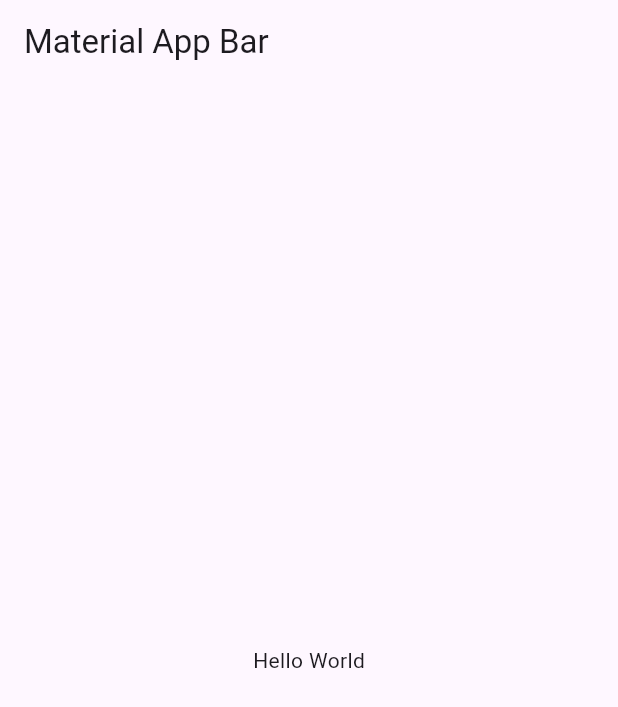
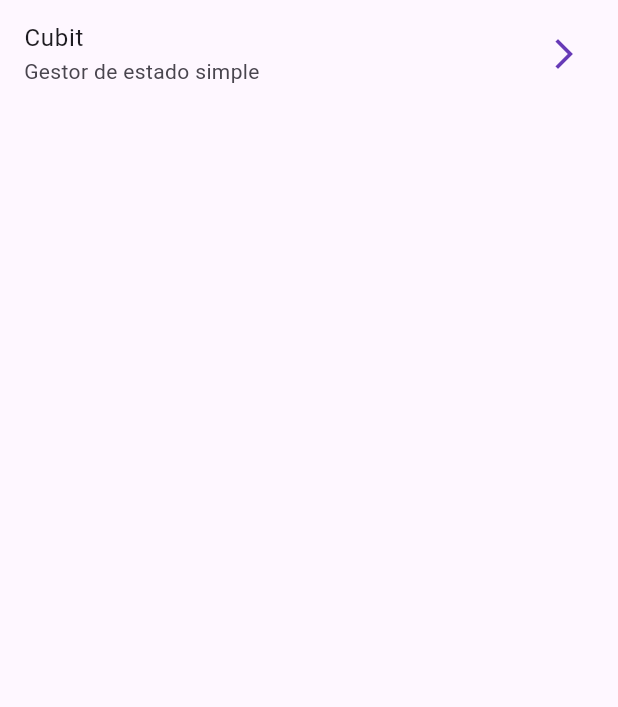
Before and after one commit to szuluaga-beep/forms_app, a Flutter app: the screen it shows after launch, on a phone screen of 412 x 824 dp. Shown: the top 707 px of the screen. Run offline on Flutter 3.47's test engine with Material 3 defaults, Android fonts, the phone set to English and light mode, and no system bars; our stand-ins replace go_router.

Commit message:
Agregando libreria de routa y creando pantalla de cubit

```diff
--- /dev/null
+++ b/lib/config/router/app_router.dart
@@ -0,0 +1,13 @@
+import 'package:forms_app/presentation/screens/screens.dart';
+import 'package:go_router/go_router.dart';
+
+final appRouter = GoRouter(routes: [
+  GoRoute(
+    path: '/',
+    builder: (context, state) => const HomeScreen(),
+  ),
+  GoRoute(
+    path: '/cubit',
+    builder: (context, state) => const CubitScreen(),
+  ),
+]);
--- a/lib/main.dart
+++ b/lib/main.dart
@@ -1,4 +1,5 @@
 import 'package:flutter/material.dart';
+import 'package:forms_app/config/router/app_router.dart';
 import 'package:forms_app/config/theme/app_theme.dart';
 
 void main() => runApp(const MyApp());
@@ -8,18 +9,11 @@ class MyApp extends StatelessWidget {
 
   @override
   Widget build(BuildContext context) {
-    return MaterialApp(
+    return MaterialApp.router(
       title: 'Material App',
       debugShowCheckedModeBanner: false,
       theme: AppTheme().getTheme(),
-      home: Scaffold(
-        appBar: AppBar(
-          title: const Text('Material App Bar'),
-        ),
-        body: const Center(
-          child: Text('Hello World'),
-        ),
-      ),
+      routerConfig: appRouter,
     );
   }
 }
--- /dev/null
+++ b/lib/presentation/screens/home_screen.dart
@@ -0,0 +1,22 @@
+import 'package:flutter/material.dart';
+import 'package:go_router/go_router.dart';
+
+class HomeScreen extends StatelessWidget {
+  const HomeScreen({super.key});
+
+  @override
+  Widget build(BuildContext context) {
+    return Scaffold(
+      body: ListView(
+        children: [
+          ListTile(
+            title: const Text('Cubit'),
+            subtitle: const Text('Gestor de estado simple'),
+            trailing: const Icon(Icons.arrow_forward_ios_outlined),
+            onTap: () => context.push('/cubit'),
+          )
+        ],
+      ),
+    );
+  }
+}
--- /dev/null
+++ b/lib/presentation/screens/screens.dart
@@ -0,0 +1,2 @@
+export 'home_screen.dart';
+export 'cubit_screen.dart';
```
Also changed, not shown: lib/presentation/screens/cubit_screen.dart (added, +36 -0 lines), pubspec.yaml (+4 -12 lines), pubspec.lock.
